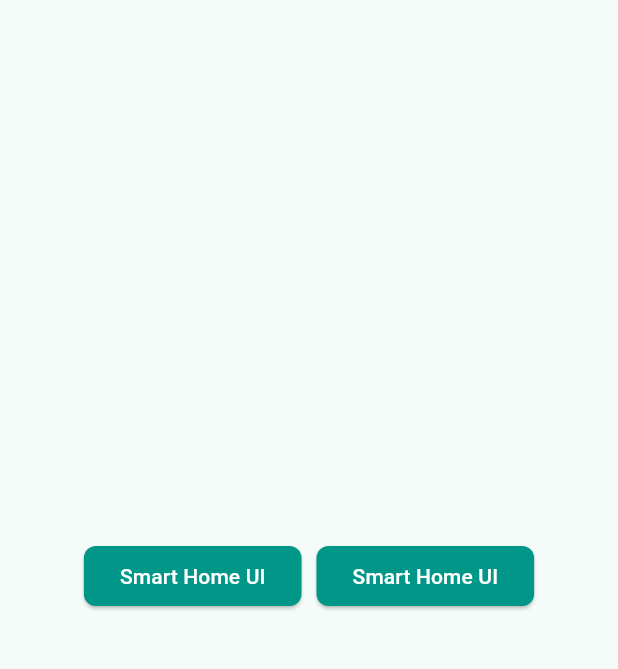
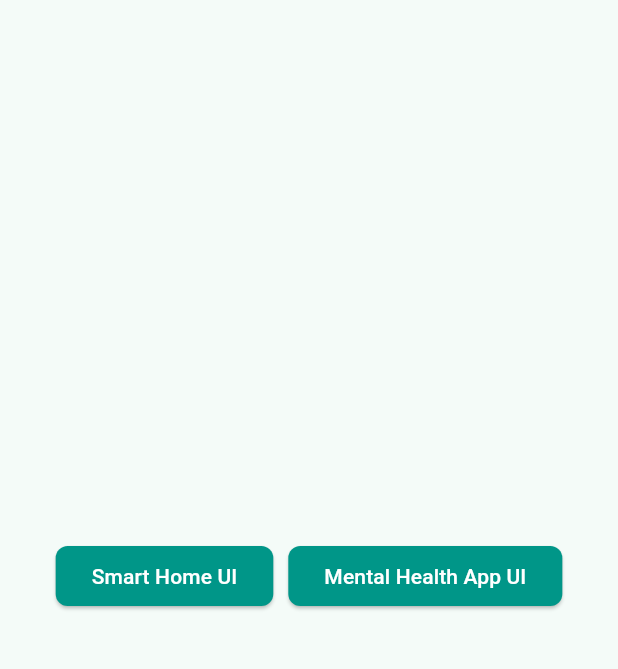
Before and after one commit to Sridharvn/flutter_ui_learning_showcase, a Flutter app: the screen it shows after launch, on a phone screen of 412 x 824 dp, the part 84-753 px from its top. Run offline on Flutter 3.47's test engine with Material 3 defaults, Android fonts, the phone set to English and light mode, and no system bars; our stand-ins replace go_router.

Commit message:
Added mentalHealthAppUI page

```diff
--- a/lib/app_routes.dart
+++ b/lib/app_routes.dart
@@ -1,4 +1,4 @@
-import 'package:flutter/material.dart';
+import 'package:flutter_ui_learning_showcase/pages/mental_health_app_ui/mental_health_app_home_ui.dart';
 import 'package:go_router/go_router.dart';
 import 'package:flutter_ui_learning_showcase/pages/smart_home_ui/smart_home_ui.dart';
 import 'package:flutter_ui_learning_showcase/main.dart';
@@ -14,5 +14,9 @@ final GoRouter appRouter = GoRouter(
       path: '/smartHomeUI',
       builder: (context, state) => const SmartHomeUi(),
     ),
+    GoRoute(
+      path: '/mentalHealthAppUI',
+      builder: (context, state) => const MentalHealthAppHomeUi(),
+    ),
   ],
 );
--- a/lib/main.dart
+++ b/lib/main.dart
@@ -57,9 +57,9 @@ class MyHomePage extends StatelessWidget {
             ),
             ElevatedButton(
               onPressed: () {
-                context.go('/smartHomeUI');
+                context.go('/mentalHealthAppUI');
               },
-              child: const Text('Smart Home UI'),
+              child: const Text('Mental Health App UI'),
             ),
           ],
         ),
```
Also changed, not shown: lib/pages/mental_health_app_ui/mental_health_app_home_ui.dart (added, +10 -0 lines).
